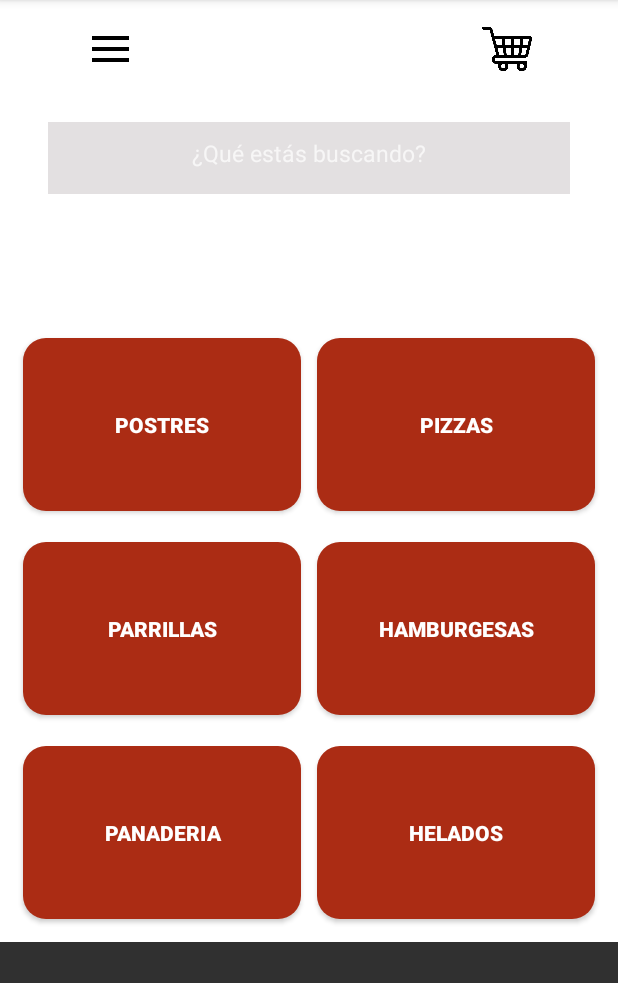
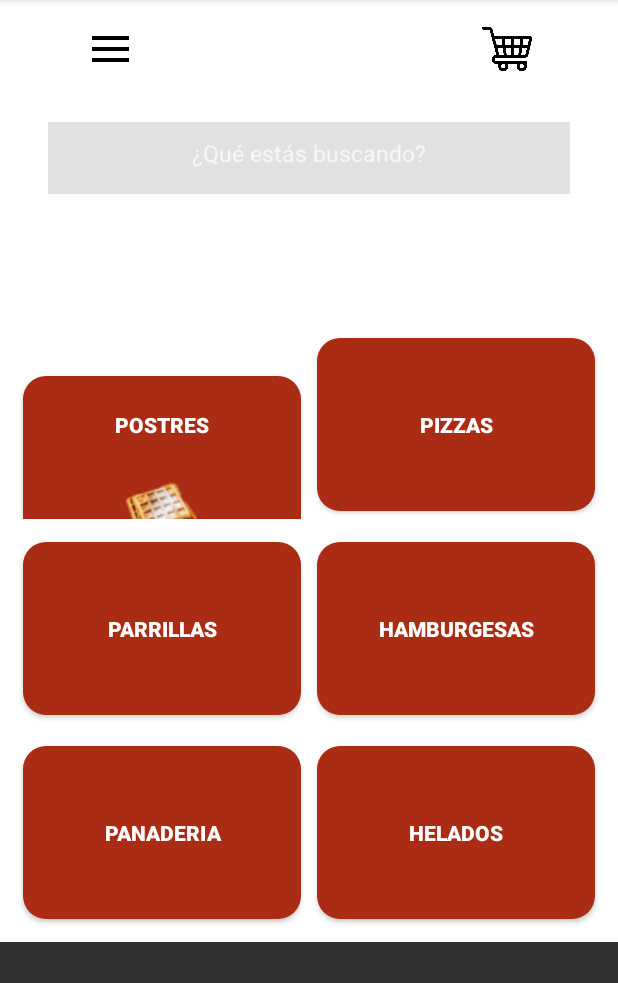
Before and after one commit to lualzugaray/parcial-1-am-acn4a-alzugaray-fernandez, an Android app built with Jetpack Compose: the MenuOpciones screen opened directly, with no data from a screen before it, on a phone screen of 412 x 824 dp, the part 84-1067 px from its top. Run offline under Robolectric (Android 15) with nearby library versions, the phone set to English and light mode, and no system bars.

Commit message:
cambio en configuracion para el runnable. delete: se eliminan imagenes por problemas con los tamaños

```diff
--- a/app/src/main/res/layout/activity_menu_opciones.xml
+++ b/app/src/main/res/layout/activity_menu_opciones.xml
@@ -58,6 +58,9 @@
             android:layout_marginTop="10dp">
 
             <!-- Botón 1 en la fila 1 -->
+
+            <!-- Botón 2 en la fila 1 -->
+
             <Button
                 android:id="@+id/btn_postres"
                 android:layout_width="0dp"
@@ -65,12 +68,13 @@
                 android:layout_margin="5dp"
                 android:layout_weight="1"
                 android:background="@drawable/rounded_button"
+                android:drawableBottom="@drawable/postre"
                 android:onClick="searchPostresClick"
                 android:text="@string/boton_postres"
+                android:drawablePadding="0dp"
                 android:textColor="@color/white"
                 android:textStyle="bold" />
 
-            <!-- Botón 2 en la fila 1 -->
             <Button
                 android:id="@+id/btn_pizzas"
                 android:layout_width="0dp"
```
Also changed, not shown: app/src/main/res/drawable/2.png (deleted), app/src/main/res/drawable/3.png (deleted), app/src/main/res/drawable/4.png (deleted), app/src/main/res/drawable/5.png (deleted), app/src/main/res/drawable/6.png (deleted), app/src/main/res/drawable/postre.png (added), app/src/main/res/drawable/postres.png (deleted).
